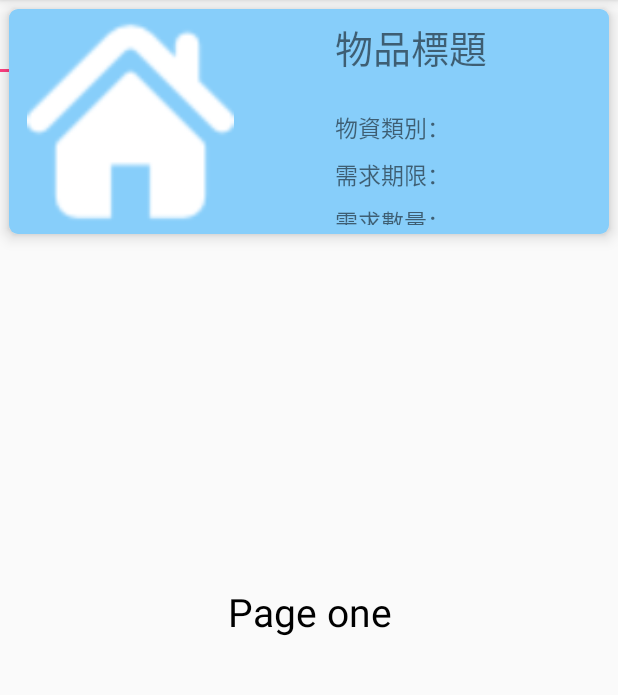
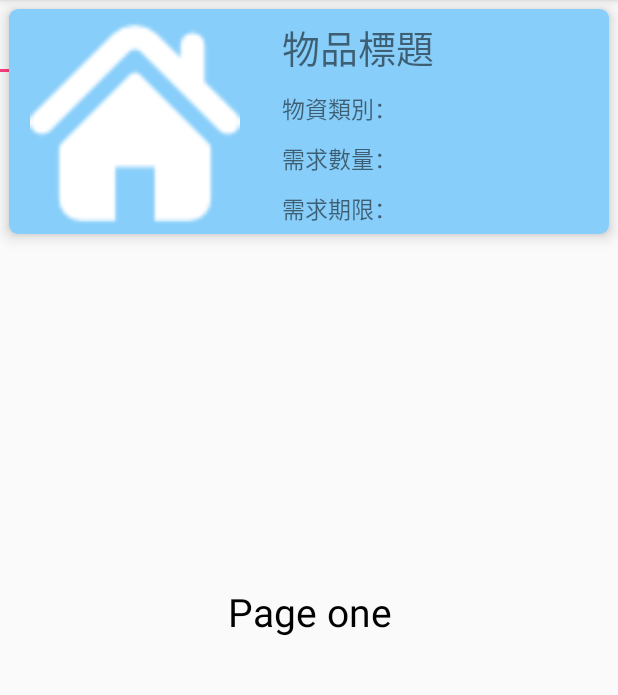
Before and after one commit to Apocalypse06/WeShareAPP, an Android app: the fragment GoodsBoxFragment placed in its activity, on a phone screen of 412 x 824 dp, the part 84-779 px from its top. Run offline under Robolectric (Android 15) with nearby library versions, the phone set to English and light mode, and no system bars; network calls fail.

Commit message:
物品列表圖片顯示完成

```diff
--- a/app/src/main/java/com/example/ntut/weshare/goods/GoodsGetImageTask.java
+++ b/app/src/main/java/com/example/ntut/weshare/goods/GoodsGetImageTask.java
@@ -20,7 +20,7 @@ class GoodsGetImageTask extends AsyncTask<Object, Integer, Bitmap> {
     private final static String TAG = "GoodsGetImageTask";
     private final static String ACTION = "getImage";
     private final WeakReference<ImageView> imageViewWeakReference;
-
+//
     GoodsGetImageTask(ImageView imageView) {
         this.imageViewWeakReference = new WeakReference<>(imageView);
     }
@@ -28,11 +28,11 @@ class GoodsGetImageTask extends AsyncTask<Object, Integer, Bitmap> {
     @Override
     protected Bitmap doInBackground(Object... params) {
         String url = params[0].toString();
-        int id = Integer.parseInt(params[1].toString());
+        int gId = Integer.parseInt(params[1].toString());
         int imageSize = Integer.parseInt(params[2].toString());
         JsonObject jsonObject = new JsonObject();
         jsonObject.addProperty("action", ACTION);
-        jsonObject.addProperty("goodsId", id);
+        jsonObject.addProperty("gId", gId);
         jsonObject.addProperty("imageSize", imageSize);
 
         Bitmap bitmap;
--- a/app/src/main/java/com/example/ntut/weshare/goods/GoodsListFragment.java
+++ b/app/src/main/java/com/example/ntut/weshare/goods/GoodsListFragment.java
@@ -136,9 +136,9 @@ public class GoodsListFragment extends Fragment {
         public void onBindViewHolder(MyViewHolder myViewHolder, int position) {
             final Goods good = goods.get(position);
             String url = Common.URL + "GoodsServlet";
-            int id = good.getGoodsNo();
+            int gid = good.getGoodsNo();
             int imageSize = 250;
-            new GoodsGetImageTask(myViewHolder.imageView).execute(url, id, imageSize);
+            new GoodsGetImageTask(myViewHolder.imageView).execute(url, gid, imageSize);
 
             myViewHolder.tvGoodsTitle.setText(good.getGoodsName());
             myViewHolder.tvGoodsClass.setText("類型：" + good.getGoodsType());
--- a/app/src/main/res/layout/goods_recycleview_item.xml
+++ b/app/src/main/res/layout/goods_recycleview_item.xml
@@ -9,12 +9,13 @@
     card_view:cardCornerRadius="6dp"
     card_view:cardElevation="6dp">
 
-    <RelativeLayout
+    <LinearLayout
         android:layout_width="match_parent"
         android:layout_height="150dp"
         android:layout_alignParentLeft="true"
         android:layout_alignParentStart="true"
         android:layout_alignParentTop="true"
+        android:orientation="horizontal"
         android:background="#87CEFA"
         android:padding="6dp"
         android:weightSum="1">
@@ -22,48 +23,18 @@
         <ImageView
             android:id="@+id/iv_image"
             android:layout_width="150dp"
-            android:layout_height="100dp"
-            android:layout_alignParentBottom="true"
-            android:layout_alignParentLeft="true"
-            android:layout_alignParentStart="true"
-            android:layout_alignParentTop="true"
+            android:layout_height="140dp"
             android:layout_weight="0.16"
-
+            android:layout_marginRight="20dp"
             android:src="@drawable/house" />
 
-        <TextView
-            android:id="@+id/tv_needTime"
+
+
+        <LinearLayout
             android:layout_width="wrap_content"
             android:layout_height="wrap_content"
-            android:layout_alignLeft="@+id/tv_goodsClass"
-            android:layout_alignStart="@+id/tv_goodsClass"
-            android:layout_below="@+id/tv_goodsClass"
-            android:paddingTop="8dp"
-            android:text="需求期限："
-            android:textSize="15dp" />
-
-        <TextView
-            android:id="@+id/tv_goodsClass"
-            android:layout_width="wrap_content"
-            android:layout_height="wrap_content"
-            android:layout_alignLeft="@+id/tv_goodsTitle"
-            android:layout_alignStart="@+id/tv_goodsTitle"
-            android:layout_centerVertical="true"
-            android:paddingTop="8dp"
-            android:text="物資類別："
-            android:textSize="15dp" />
-
-        <TextView
-            android:id="@+id/tv_needNum"
-            android:layout_width="wrap_content"
-            android:layout_height="wrap_content"
-            android:layout_alignLeft="@+id/tv_needTime"
-            android:layout_alignStart="@+id/tv_needTime"
-            android:layout_below="@+id/tv_needTime"
-            android:paddingTop="8dp"
-            android:text="需求數量："
-            android:textSize="15dp" />
-
+            android:orientation="vertical"
+            >
             <TextView
                 android:id="@+id/tv_goodsTitle"
                 android:layout_width="wrap_content"
@@ -75,8 +46,44 @@
                 android:layout_marginRight="75dp"
                 android:text="物品標題"
                 android:textSize="25dp" />
+            <TextView
+                android:id="@+id/tv_goodsClass"
+                android:layout_width="wrap_content"
+                android:layout_height="wrap_content"
+                android:layout_alignLeft="@+id/tv_goodsTitle"
+                android:layout_alignStart="@+id/tv_goodsTitle"
+                android:layout_centerVertical="true"
+                android:layout_marginTop="10dp"
+                android:text="物資類別："
+                android:textSize="15dp" />
+            <TextView
+                android:id="@+id/tv_needNum"
+                android:layout_width="wrap_content"
+                android:layout_height="wrap_content"
+                android:layout_alignLeft="@+id/tv_needTime"
+                android:layout_alignStart="@+id/tv_needTime"
+                android:layout_below="@+id/tv_needTime"
+                android:layout_marginTop="10dp"
+                android:text="需求數量："
+                android:textSize="15dp" />
+            <TextView
+                android:id="@+id/tv_needTime"
+                android:layout_width="wrap_content"
+                android:layout_height="wrap_content"
+                android:layout_alignLeft="@+id/tv_goodsClass"
+                android:layout_alignStart="@+id/tv_goodsClass"
+                android:layout_below="@+id/tv_goodsClass"
+
+                android:layout_marginTop="10dp"
+                android:text="需求期限："
+                android:textSize="15dp" />
+        </LinearLayout>
 
 
-    </RelativeLayout>
+
+
+
+
+    </LinearLayout>
 
 </android.support.v7.widget.CardView>
```
Also changed, not shown: app/src/main/java/com/example/ntut/weshare/goods/Goods.java (+26 -0 lines). Lines whose indentation alone changed are shown as unchanged.
